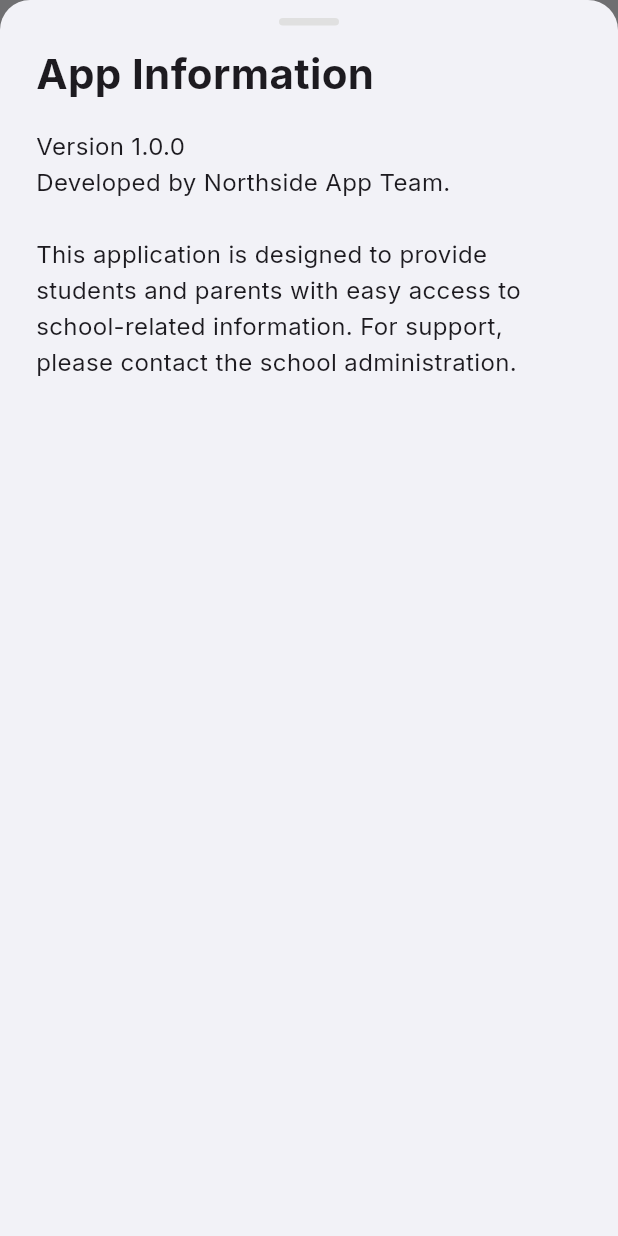
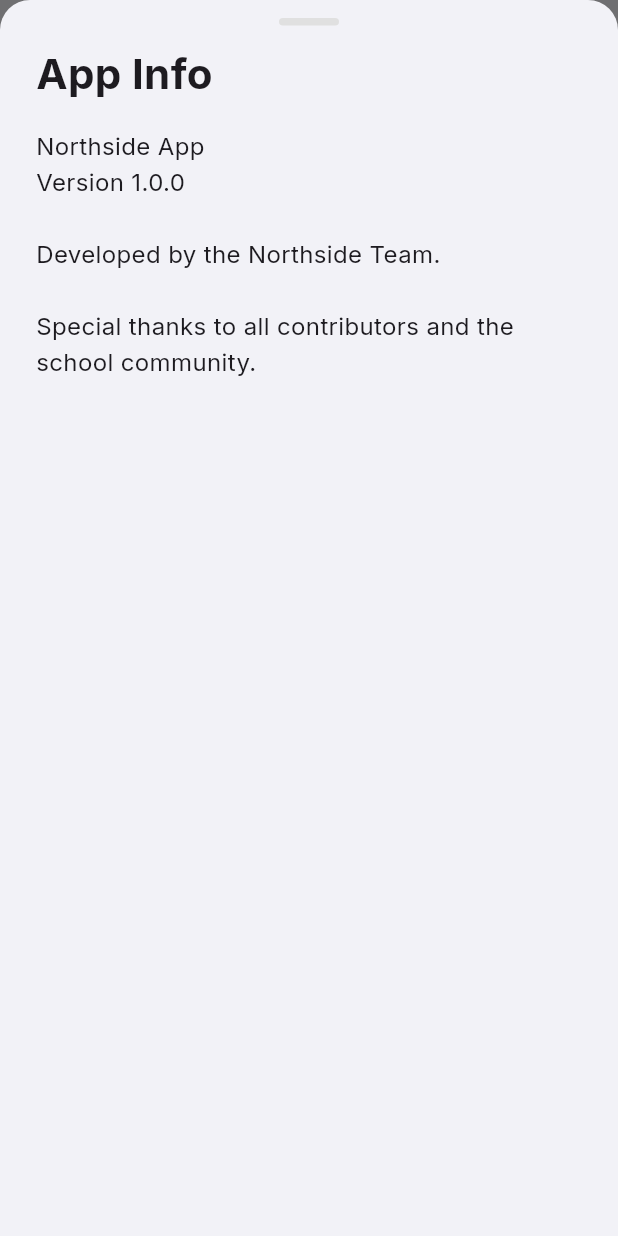
Before and after one commit to NCP-Stampede/northside-app, a Flutter app: the ProfilePage screen opened directly, after a tap on "App Info", on a phone screen of 412 x 824 dp. Run offline on Flutter 3.47's test engine with Material 3 defaults, Android fonts, the phone set to English and light mode, and no system bars; our stand-ins replace get, google_fonts, sizer, sticky_headers, table_calendar, webview_flutter; statements that could not run were skipped.

Commit message:
Update profile_page.dart

```diff
--- a/northside_app/lib/presentation/placeholder_pages/profile_page.dart
+++ b/northside_app/lib/presentation/placeholder_pages/profile_page.dart
@@ -23,6 +23,13 @@ class ProfileOption {
   final ProfileActionType actionType;
   final String? url;
 }
+
+// Add this at the top-level, after imports and before ProfilePage
+const Article appInfoArticle = Article(
+  title: 'App Info',
+  subtitle: 'Version, credits, and more',
+  content: 'Northside App\nVersion 1.0.0\n\nDeveloped by the Northside Team.\n\nSpecial thanks to all contributors and the school community.',
+);
 
 class ProfilePage extends StatelessWidget {
   const ProfilePage({super.key});
@@ -54,23 +61,19 @@ class ProfilePage extends StatelessWidget {
 
   @override
   Widget build(BuildContext context) {
-    const appInfoArticle = Article(
-      title: 'App Information',
-      subtitle: '',
-      content: 'Version 1.0.0\nDeveloped by Northside App Team.\n\nThis application is designed to provide students and parents with easy access to school-related information. For support, please contact the school administration.',
-      imagePath: null,
-    );
-
+    final double screenWidth = MediaQuery.of(context).size.width;
+    final double screenHeight = MediaQuery.of(context).size.height;
     return Scaffold(
       backgroundColor: const Color(0xFFF2F2F7),
       body: ListView(
-        padding: const EdgeInsets.symmetric(horizontal: 24.0).copyWith(bottom: 120.0),
+        padding: EdgeInsets.symmetric(horizontal: screenWidth * 0.06).copyWith(bottom: screenHeight * 0.12),
         children: [
-          const SizedBox(height: 40),
-          _buildProfileHeader(),
-          const SizedBox(height: 32),
+          SizedBox(height: screenHeight * 0.05),
+          _buildProfileHeader(context),
+          SizedBox(height: screenHeight * 0.04),
           ..._options.map((option) {
             return _buildInfoCard(
+              context: context,
               title: option.title,
               subtitle: option.subtitle,
               onTap: () {
@@ -96,41 +99,48 @@ class ProfilePage extends StatelessWidget {
               },
             );
           }).toList(),
-          // FIX: The SizedBox and the call to _buildLogoutButton have been removed.
         ],
       ),
     );
   }
 
-  Widget _buildProfileHeader() {
+  Widget _buildProfileHeader(BuildContext context) {
+    final double screenWidth = MediaQuery.of(context).size.width;
+    final double avatarSize = screenWidth * 0.25;
+    final double iconSize = screenWidth * 0.15;
+    final double nameFontSize = screenWidth * 0.07;
+    final double infoFontSize = screenWidth * 0.045;
     return Column(
       children: [
         Container(
-          width: 100,
-          height: 100,
+          width: avatarSize,
+          height: avatarSize,
           decoration: BoxDecoration(
             color: Colors.grey.shade300,
             shape: BoxShape.circle,
             border: Border.all(color: Colors.black, width: 3),
           ),
-          child: const Icon(Icons.person, size: 60, color: Colors.black),
+          child: Icon(Icons.person, size: iconSize, color: Colors.black),
         ),
-        const SizedBox(height: 16),
-        const Text('John', style: TextStyle(fontSize: 28, fontWeight: FontWeight.bold)),
-        const SizedBox(height: 4),
-        Text('60546723', style: TextStyle(fontSize: 16, color: Colors.grey.shade600)),
-        const SizedBox(height: 4),
-        Text('Northside College Prep', style: TextStyle(fontSize: 16, color: Colors.grey.shade600)),
+        SizedBox(height: screenWidth * 0.04),
+        Text('John', style: TextStyle(fontSize: nameFontSize, fontWeight: FontWeight.bold), maxLines: 1, overflow: TextOverflow.ellipsis),
+        SizedBox(height: screenWidth * 0.01),
+        Text('60546723', style: TextStyle(fontSize: infoFontSize, color: Colors.grey.shade600), maxLines: 1, overflow: TextOverflow.ellipsis),
+        SizedBox(height: screenWidth * 0.01),
+        Text('Northside College Prep', style: TextStyle(fontSize: infoFontSize, color: Colors.grey.shade600), maxLines: 1, overflow: TextOverflow.ellipsis),
       ],
     );
   }
 
-  Widget _buildInfoCard({required String title, required String subtitle, required VoidCallback onTap}) {
+  Widget _buildInfoCard({required BuildContext context, required String title, required String subtitle, required VoidCallback onTap}) {
+    final double screenWidth = MediaQuery.of(context).size.width;
+    final double titleFontSize = screenWidth * 0.045;
+    final double subtitleFontSize = screenWidth * 0.037;
     return GestureDetector(
       onTap: onTap,
       child: Container(
-        margin: const EdgeInsets.only(bottom: 12),
-        padding: const EdgeInsets.symmetric(horizontal: 20, vertical: 16),
+        margin: EdgeInsets.only(bottom: screenWidth * 0.03),
+        padding: EdgeInsets.symmetric(horizontal: screenWidth * 0.05, vertical: screenWidth * 0.04),
         decoration: BoxDecoration(
           color: Colors.white,
           borderRadius: BorderRadius.circular(16),
@@ -139,14 +149,12 @@ class ProfilePage extends StatelessWidget {
         child: Column(
           crossAxisAlignment: CrossAxisAlignment.start,
           children: [
-            Text(title, style: const TextStyle(fontSize: 16, fontWeight: FontWeight.bold)),
-            const SizedBox(height: 4),
-            Text(subtitle, style: TextStyle(fontSize: 14, color: Colors.grey.shade600)),
+            Text(title, style: TextStyle(fontSize: titleFontSize, fontWeight: FontWeight.bold), maxLines: 1, overflow: TextOverflow.ellipsis),
+            SizedBox(height: screenWidth * 0.01),
+            Text(subtitle, style: TextStyle(fontSize: subtitleFontSize, color: Colors.grey.shade600), maxLines: 1, overflow: TextOverflow.ellipsis),
           ],
         ),
       ),
     );
   }
-
-  // FIX: The _buildLogoutButton method has been completely removed.
 }
```
